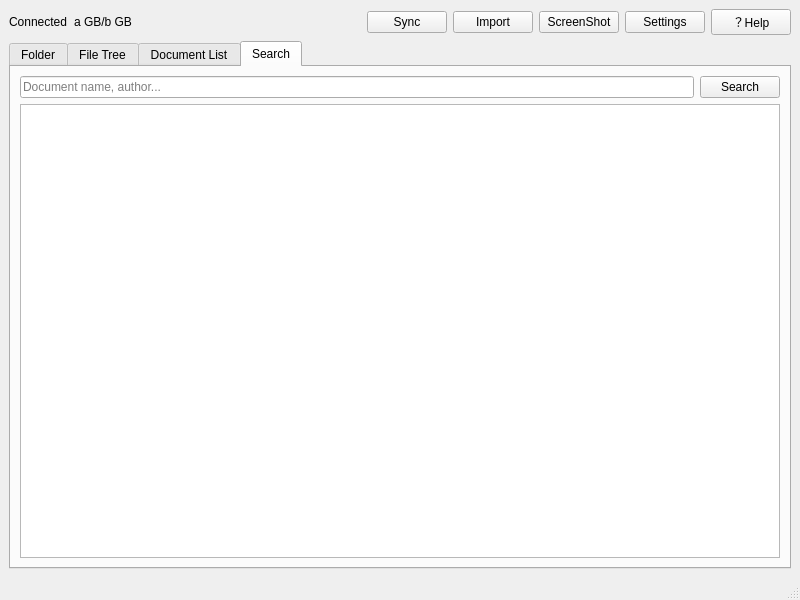
Qt form src/ui/main.ui (the0demiurge/qdpt) before a commit.
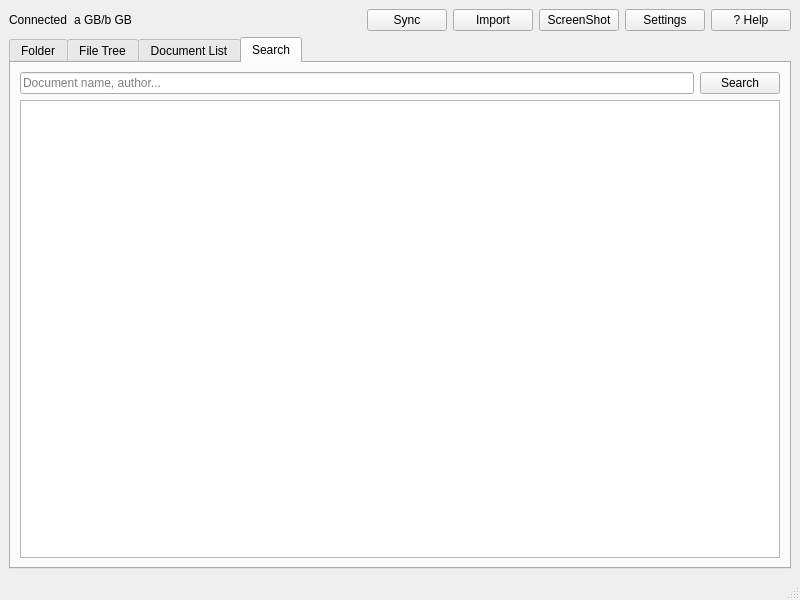
The same form after that commit. The open tabs and pages were chosen to show the change. Icons and pictures are not drawn.

What changed in the file:
```diff
--- a/src/ui/main.ui
+++ b/src/ui/main.ui
@@ -14,15 +14,21 @@
    <string>Qt-Digital Paper App</string>
   </property>
   <property name="windowIcon">
-   <iconset>
-    <normaloff>../../assets/icon.png</normaloff>../../assets/icon.png</iconset>
+   <iconset resource="../../assets/assets.qrc">
+    <normaloff>:/main/icon.png</normaloff>:/main/icon.png</iconset>
+  </property>
+  <property name="iconSize">
+   <size>
+    <width>240</width>
+    <height>240</height>
+   </size>
   </property>
   <widget class="QWidget" name="centralwidget">
    <layout class="QGridLayout" name="gridLayout_2">
     <item row="0" column="7">
      <widget class="QPushButton" name="pushButton_5">
       <property name="text">
-       <string>？Help</string>
+       <string>? Help</string>
       </property>
      </widget>
     </item>
```
Left out of the diff: 84 changed lines with no effect on the pictures.
